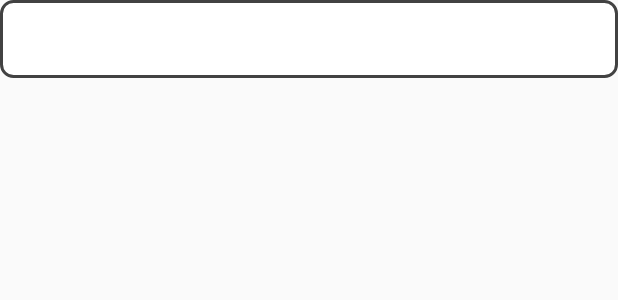
After one commit to KodeJaROM/notes, an Android app: the layout list_item_note.xml on its own in the app's theme, with its tools: preview values and no code run, on a phone screen of 412 x 824 dp. The commit adds this screen. Shown: the top 300 px of the screen. Run offline under Robolectric (Android 15) with nearby library versions, the phone set to English and light mode, and no system bars.

Commit message:
Make notes list items consistent

```diff
--- a/app/src/main/java/com/kodejarom/notes/MainActivity.kt
+++ b/app/src/main/java/com/kodejarom/notes/MainActivity.kt
@@ -33,7 +33,7 @@ class MainActivity : AppCompatActivity() {
         notesListView = findViewById(R.id.notesListView)
 
         // Create an ArrayAdapter to bind the data to the ListView
-        adapter = ArrayAdapter(this, android.R.layout.simple_list_item_1)
+        adapter = ArrayAdapter(this, R.layout.list_item_note)
 
         // Set the adapter to the ListView
         notesListView.adapter = adapter
--- a/app/src/main/java/com/kodejarom/notes/MyApplication.kt
+++ b/app/src/main/java/com/kodejarom/notes/MyApplication.kt
@@ -7,7 +7,6 @@ class MyApplication : Application() {
 
     companion object {
         const val PREF_NOTES = "PREF_NOTES"
-        const val KEY_NOTES_TEXT = "KEY_NOTES_TEXT"
 
         fun getSharedPreferences(context: Context) =
             context.getSharedPreferences(PREF_NOTES, Context.MODE_PRIVATE)
--- /dev/null
+++ b/app/src/main/res/drawable/rounded_background.xml
@@ -0,0 +1,8 @@
+<shape xmlns:android="http://schemas.android.com/apk/res/android">
+    <solid android:color="@color/cardview_light_background" /> <!-- Background color -->
+    <corners android:radius="8dp" /> <!-- Corner radius for a rounded rectangle -->
+    <stroke
+        android:width="2dp"
+        android:color="@color/cardview_dark_background" /> <!-- Border width -->
+
+</shape>
--- /dev/null
+++ b/app/src/main/res/layout/list_item_note.xml
@@ -0,0 +1,11 @@
+<?xml version="1.0" encoding="utf-8"?>
+<TextView xmlns:android="http://schemas.android.com/apk/res/android"
+    android:id="@+id/tvNote"
+    android:layout_width="match_parent"
+    android:layout_height="52dp"
+    android:background="@drawable/rounded_background"
+    android:ellipsize="end"
+    android:gravity="top"
+    android:padding="8dp">
+
+</TextView>
```
